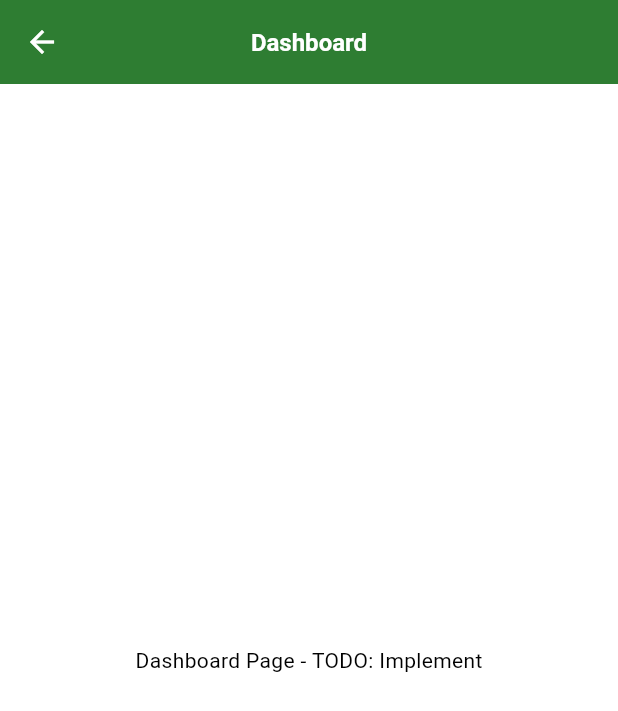
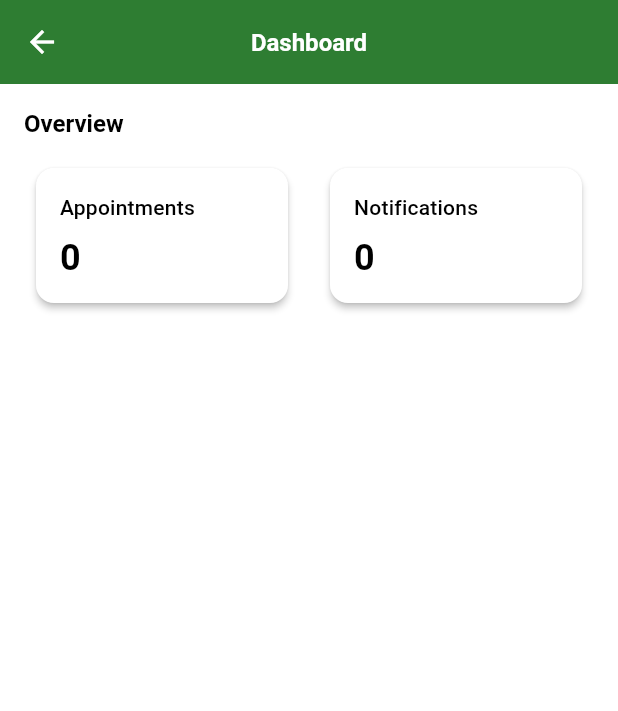
Before and after one commit to HaniMohamed/ai-doctor-system-flutter, a Flutter app: the DashboardPage screen opened by its route, on a phone screen of 412 x 824 dp. Shown: the top 711 px of the screen. Run offline on Flutter 3.47's test engine with Material 3 defaults, Android fonts, the light colour scheme and no system bars; our stand-ins replace connectivity_plus, dartz, dio, flutter_secure_storage, get, get_it and 1 more; accounts and stored records are empty.

Commit message:
Implement profile management features and dashboard enhancements
- Added `GetUserProfileUsecase` and `UpdateUserProfileUsecase` for fetching and updating user profiles.
- Developed `ProfileController` to manage profile state and interactions, including loading and updating profile data.
- Created `ProfileBinding` for dependency injection of profile-related components.
- Implemented `ProfilePage` to display user profile information with loading and error handling.
- Introduced `DashboardController` and scaffolded the `DashboardPage` with basic statistics for appointments and notifications.
- Updated documentation to reflect new profile and dashboard features.

```diff
--- a/lib/features/dashboard/presentation/pages/dashboard_page.dart
+++ b/lib/features/dashboard/presentation/pages/dashboard_page.dart
@@ -1,15 +1,78 @@
 import 'package:flutter/material.dart';
+import 'package:get/get.dart';
+
+class DashboardController extends GetxController {
+  final RxInt appointmentsCount = 0.obs;
+  final RxInt notificationsCount = 0.obs;
+
+  @override
+  void onInit() {
+    super.onInit();
+    // TODO: load real stats via usecases
+    appointmentsCount.value = 0;
+    notificationsCount.value = 0;
+  }
+}
 
 class DashboardPage extends StatelessWidget {
   const DashboardPage({super.key});
 
   @override
   Widget build(BuildContext context) {
+    final controller = Get.put(DashboardController());
+
     return Scaffold(
       appBar: AppBar(title: const Text('Dashboard')),
-      body: const Center(
-        child: Text('Dashboard Page - TODO: Implement'),
+      body: Padding(
+        padding: const EdgeInsets.all(16),
+        child: Column(
+          crossAxisAlignment: CrossAxisAlignment.start,
+          children: [
+            Text('Overview', style: Theme.of(context).textTheme.titleLarge),
+            const SizedBox(height: 12),
+            Row(
+              children: [
+                Expanded(
+                  child: Obx(() => _StatCard(
+                        label: 'Appointments',
+                        value: controller.appointmentsCount.value.toString(),
+                      )),
+                ),
+                const SizedBox(width: 12),
+                Expanded(
+                  child: Obx(() => _StatCard(
+                        label: 'Notifications',
+                        value: controller.notificationsCount.value.toString(),
+                      )),
+                ),
+              ],
+            )
+          ],
+        ),
       ),
     );
   }
 }
+
+class _StatCard extends StatelessWidget {
+  final String label;
+  final String value;
+  const _StatCard({required this.label, required this.value});
+
+  @override
+  Widget build(BuildContext context) {
+    return Card(
+      child: Padding(
+        padding: const EdgeInsets.all(16),
+        child: Column(
+          crossAxisAlignment: CrossAxisAlignment.start,
+          children: [
+            Text(label, style: Theme.of(context).textTheme.titleMedium),
+            const SizedBox(height: 8),
+            Text(value, style: Theme.of(context).textTheme.displaySmall),
+          ],
+        ),
+      ),
+    );
+  }
+}
```
Also changed, not shown: lib/features/profile/domain/usecases/get_user_profile_usecase.dart (added, +11 -0 lines), lib/features/profile/domain/usecases/update_user_profile_usecase.dart (added, +11 -0 lines), lib/features/profile/presentation/bindings/profile_binding.dart (added, +37 -0 lines), lib/features/profile/presentation/controllers/profile_controller.dart (added, +49 -0 lines), lib/features/profile/presentation/pages/profile_page.dart (+43 -3 lines), 1 other file.
